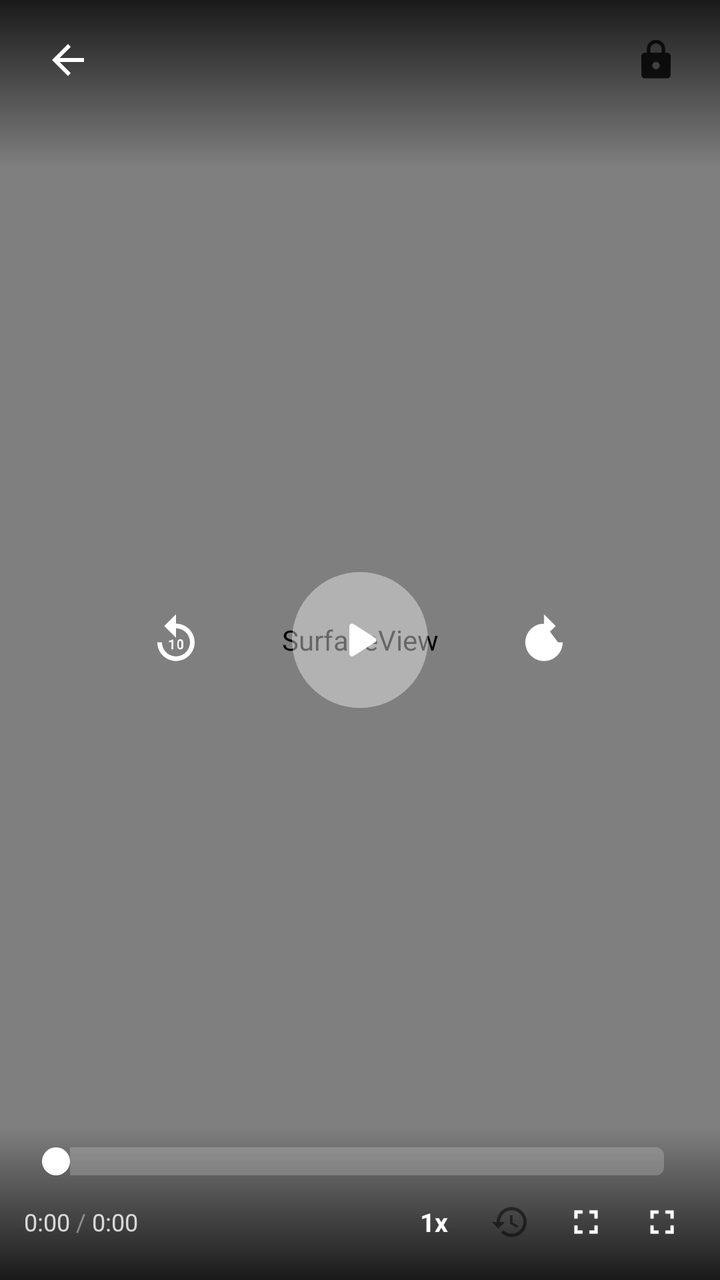
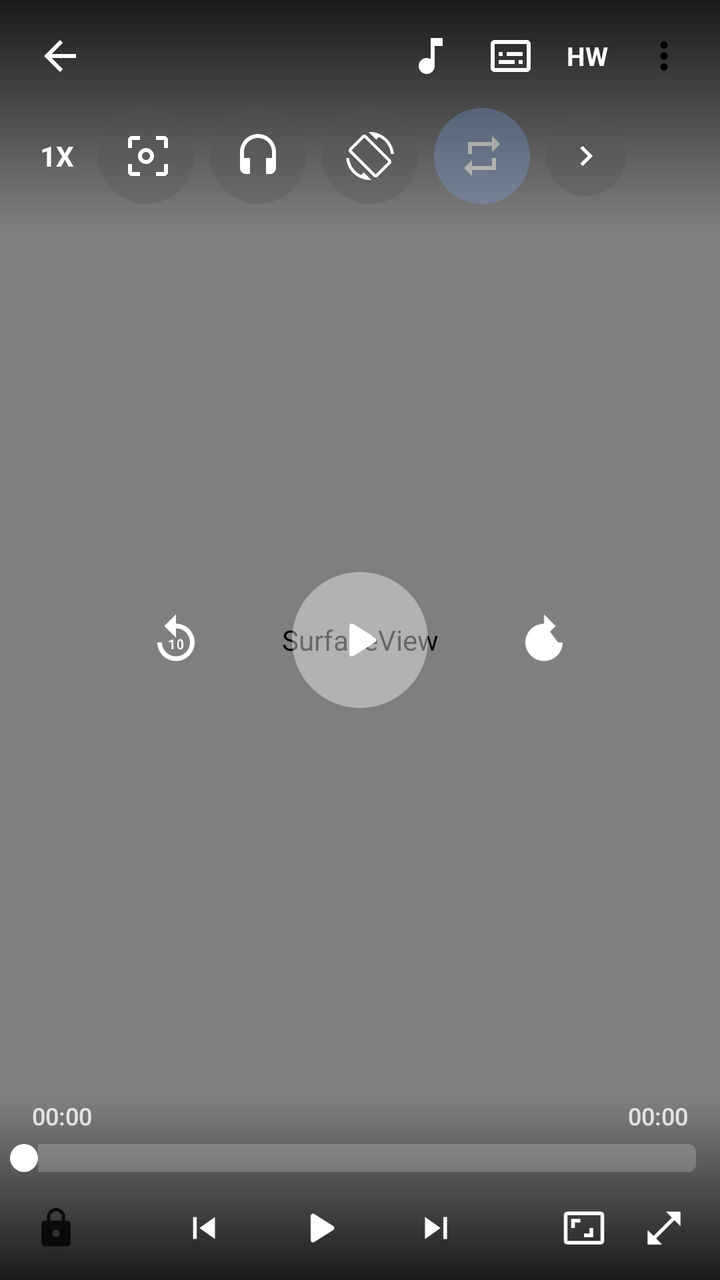

Two renders of the same Android screen: before a commit and after it. Below are the layout's source before the change and the commit's diff.
<!-- AndroidManifest.xml: activity theme Theme.YoloMedia.Player -->
<!-- res/layout/activity_video_player.xml -->
<?xml version="1.0" encoding="utf-8"?>
<FrameLayout xmlns:android="http://schemas.android.com/apk/res/android"
    android:id="@+id/player_root"
    android:layout_width="match_parent"
    android:layout_height="match_parent"
    android:background="#FF000000">

    
    <SurfaceView
        android:id="@+id/surface_view"
        android:layout_width="match_parent"
        android:layout_height="match_parent"
        android:layout_gravity="center" />

    
    <ImageView
        android:id="@+id/preview_frame"
        android:layout_width="match_parent"
        android:layout_height="match_parent"
        android:layout_gravity="center"
        android:scaleType="fitCenter"
        android:visibility="gone"
        android:contentDescription="Preview" />

    
    <TextView
        android:id="@+id/gesture_info"
        android:layout_width="wrap_content"
        android:layout_height="wrap_content"
        android:layout_gravity="center"
        android:background="@drawable/bg_gesture_pill"
        android:paddingHorizontal="28dp"
        android:paddingVertical="14dp"
        android:textColor="#FFFFFFFF"
        android:textSize="18sp"
        android:textStyle="bold"
        android:visibility="gone" />

    
    <ProgressBar
        android:id="@+id/buffering_indicator"
        android:layout_width="44dp"
        android:layout_height="44dp"
        android:layout_gravity="center"
        android:visibility="gone"
        android:indeterminate="true" />

    
    <FrameLayout
        android:id="@+id/controls_overlay"
        android:layout_width="match_parent"
        android:layout_height="match_parent">

        
        <LinearLayout
            android:id="@+id/top_controls"
            android:layout_width="match_parent"
            android:layout_height="wrap_content"
            android:layout_gravity="top"
            android:orientation="horizontal"
            android:gravity="center_vertical"
            android:paddingHorizontal="12dp"
            android:paddingTop="8dp"
            android:paddingBottom="32dp"
            android:background="@drawable/bg_player_top_gradient">

            <ImageView
                android:id="@+id/btn_back"
                android:layout_width="44dp"
                android:layout_height="44dp"
                android:padding="10dp"
                android:src="@drawable/ic_back"
                android:contentDescription="Back" />

            <TextView
                android:id="@+id/tv_video_title"
                android:layout_width="0dp"
                android:layout_height="wrap_content"
                android:layout_weight="1"
                android:layout_marginHorizontal="8dp"
                android:textColor="#FFFFFFFF"
                android:textSize="15sp"
                android:textStyle="bold"
                android:maxLines="1"
                android:ellipsize="end" />

            <ImageView
                android:id="@+id/btn_lock"
                android:layout_width="40dp"
                android:layout_height="40dp"
                android:padding="9dp"
                android:src="@drawable/ic_lock"
                android:alpha="0.8"
                android:contentDescription="Lock" />
        </LinearLayout>

        
        <LinearLayout
            android:id="@+id/center_controls"
            android:layout_width="wrap_content"
            android:layout_height="wrap_content"
            android:layout_gravity="center"
            android:orientation="horizontal"
            android:gravity="center_vertical">

            <FrameLayout
                android:id="@+id/btn_seek_back"
                android:layout_width="52dp"
                android:layout_height="52dp">

                <ImageView
                    android:layout_width="28dp"
                    android:layout_height="28dp"
                    android:layout_gravity="center"
                    android:src="@drawable/ic_seek_back"
                    android:contentDescription="Seek back" />
            </FrameLayout>

            <FrameLayout
                android:id="@+id/btn_play_pause"
                android:layout_width="68dp"
                android:layout_height="68dp"
                android:layout_marginHorizontal="32dp"
                android:background="@drawable/bg_play_button">

                <ImageView
                    android:id="@+id/iv_play_pause"
                    android:layout_width="32dp"
                    android:layout_height="32dp"
                    android:layout_gravity="center"
                    android:src="@drawable/ic_play"
                    android:contentDescription="Play/Pause" />
            </FrameLayout>

            <FrameLayout
                android:id="@+id/btn_seek_forward"
                android:layout_width="52dp"
                android:layout_height="52dp">

                <ImageView
                    android:layout_width="28dp"
                    android:layout_height="28dp"
                    android:layout_gravity="center"
                    android:src="@drawable/ic_seek_forward"
                    android:contentDescription="Seek forward" />
            </FrameLayout>
        </LinearLayout>

        
        <LinearLayout
            android:id="@+id/bottom_controls"
            android:layout_width="match_parent"
            android:layout_height="wrap_content"
            android:layout_gravity="bottom"
            android:orientation="vertical"
            android:background="@drawable/bg_player_controls"
            android:paddingHorizontal="12dp"
            android:paddingBottom="12dp">

            
            <SeekBar
                android:id="@+id/seek_bar"
                android:layout_width="match_parent"
                android:layout_height="wrap_content"
                android:max="1000"
                android:paddingVertical="10dp"
                android:progressDrawable="@drawable/bg_seek_progress"
                android:thumb="@drawable/bg_seek_thumb" />

            
            <LinearLayout
                android:layout_width="match_parent"
                android:layout_height="wrap_content"
                android:orientation="horizontal"
                android:gravity="center_vertical"
                android:layout_marginTop="-4dp">

                <TextView
                    android:id="@+id/tv_current_time"
                    android:layout_width="wrap_content"
                    android:layout_height="wrap_content"
                    android:text="0:00"
                    android:textColor="#CCFFFFFF"
                    android:textSize="12sp" />

                <TextView
                    android:layout_width="wrap_content"
                    android:layout_height="wrap_content"
                    android:text=" / "
                    android:textColor="#66FFFFFF"
                    android:textSize="12sp" />

                <TextView
                    android:id="@+id/tv_duration"
                    android:layout_width="wrap_content"
                    android:layout_height="wrap_content"
                    android:text="0:00"
                    android:textColor="#CCFFFFFF"
                    android:textSize="12sp" />

                <View
                    android:layout_width="0dp"
                    android:layout_height="0dp"
                    android:layout_weight="1" />

                <TextView
                    android:id="@+id/btn_speed"
                    android:layout_width="wrap_content"
                    android:layout_height="wrap_content"
                    android:text="1x"
                    android:textColor="#FFFFFFFF"
                    android:textSize="13sp"
                    android:textStyle="bold"
                    android:paddingHorizontal="10dp"
                    android:paddingVertical="5dp" />

                <ImageView
                    android:id="@+id/btn_loop"
                    android:layout_width="34dp"
                    android:layout_height="34dp"
                    android:padding="7dp"
                    android:layout_marginStart="4dp"
                    android:src="@drawable/ic_restore"
                    android:alpha="0.5"
                    android:contentDescription="Loop" />

                <ImageView
                    android:id="@+id/btn_aspect"
                    android:layout_width="34dp"
                    android:layout_height="34dp"
                    android:padding="7dp"
                    android:layout_marginStart="4dp"
                    android:src="@drawable/ic_fullscreen"
                    android:contentDescription="Aspect" />

                <ImageView
                    android:id="@+id/btn_rotate"
                    android:layout_width="34dp"
                    android:layout_height="34dp"
                    android:padding="7dp"
                    android:layout_marginStart="4dp"
                    android:src="@drawable/ic_fullscreen"
                    android:contentDescription="Rotate" />
            </LinearLayout>
        </LinearLayout>
    </FrameLayout>

</FrameLayout>
<!-- resources referenced by this layout -->
<resources>
  <!-- drawable ic_fullscreen (drawable) -->
  <?xml version="1.0" encoding="utf-8"?>
  <vector xmlns:android="http://schemas.android.com/apk/res/android"
      android:width="24dp"
      android:height="24dp"
      android:viewportWidth="24"
      android:viewportHeight="24"
      android:tint="#FFFFFFFF">
      <path
          android:fillColor="@android:color/white"
          android:pathData="M7,14H5v5h5v-2H7v-3zm-2,-4h2V7h3V5H5v5zm12,7h-3v2h5v-5h-2v3zM14,5v2h3v3h2V5h-5z" />
  </vector>
  <!-- drawable ic_restore (drawable) -->
  <?xml version="1.0" encoding="utf-8"?>
  <vector xmlns:android="http://schemas.android.com/apk/res/android"
      android:width="24dp"
      android:height="24dp"
      android:viewportWidth="24"
      android:viewportHeight="24">
      <path
          android:fillColor="#FF000000"
          android:pathData="M13,3c-4.97,0 -9,4.03 -9,9H1l3.89,3.89 0.07,0.14L9,12H6c0,-3.87 3.13,-7 7,-7s7,3.13 7,7 -3.13,7 -7,7c-1.93,0 -3.68,-0.79 -4.94,-2.06l-1.42,1.42C8.27,19.99 10.51,21 13,21c4.97,0 9,-4.03 9,-9s-4.03,-9 -9,-9zM12,8v5l4.28,2.54 0.72,-1.21 -3.5,-2.08V8H12z" />
  </vector>
  <!-- unchanged entries left out for length: 13 -->
</resources>

<!-- the commit's change to res/layout/activity_video_player.xml (unified diff, before → after) -->
@@ -57,41 +57,158 @@
             android:layout_width="match_parent"
             android:layout_height="wrap_content"
             android:layout_gravity="top"
-            android:orientation="horizontal"
-            android:gravity="center_vertical"
-            android:paddingHorizontal="12dp"
-            android:paddingTop="8dp"
-            android:paddingBottom="32dp"
+            android:orientation="vertical"
             android:background="@drawable/bg_player_top_gradient">
 
-            <ImageView
-                android:id="@+id/btn_back"
-                android:layout_width="44dp"
-                android:layout_height="44dp"
-                android:padding="10dp"
-                android:src="@drawable/ic_back"
-                android:contentDescription="Back" />
-
-            <TextView
-                android:id="@+id/tv_video_title"
-                android:layout_width="0dp"
-                android:layout_height="wrap_content"
-                android:layout_weight="1"
-                android:layout_marginHorizontal="8dp"
-                android:textColor="#FFFFFFFF"
-                android:textSize="15sp"
-                android:textStyle="bold"
-                android:maxLines="1"
-                android:ellipsize="end" />
-
-            <ImageView
-                android:id="@+id/btn_lock"
-                android:layout_width="40dp"
-                android:layout_height="40dp"
-                android:padding="9dp"
-                android:src="@drawable/ic_lock"
-                android:alpha="0.8"
-                android:contentDescription="Lock" />
+            
+            <LinearLayout
+                android:layout_width="match_parent"
+                android:layout_height="wrap_content"
+                android:orientation="horizontal"
+                android:gravity="center_vertical"
+                android:paddingHorizontal="8dp"
+                android:paddingTop="6dp">
+
+                <ImageView
+                    android:id="@+id/btn_back"
+                    android:layout_width="44dp"
+                    android:layout_height="44dp"
+                    android:padding="10dp"
+                    android:src="@drawable/ic_back"
+                    android:contentDescription="Back" />
+
+                <TextView
+                    android:id="@+id/tv_video_title"
+                    android:layout_width="0dp"
+                    android:layout_height="wrap_content"
+                    android:layout_weight="1"
+                    android:layout_marginHorizontal="4dp"
+                    android:textColor="#FFFFFFFF"
+                    android:textSize="15sp"
+                    android:textStyle="bold"
+                    android:maxLines="1"
+                    android:ellipsize="end" />
+
+                <ImageView
+                    android:id="@+id/btn_audio_track"
+                    android:layout_width="40dp"
+                    android:layout_height="40dp"
+                    android:padding="8dp"
+                    android:src="@drawable/ic_audio_track"
+                    android:contentDescription="Audio track" />
+
+                <ImageView
+                    android:id="@+id/btn_subtitle"
+                    android:layout_width="40dp"
+                    android:layout_height="40dp"
+                    android:padding="8dp"
+                    android:src="@drawable/ic_subtitle"
+                    android:contentDescription="Subtitles" />
+
+                <TextView
+                    android:id="@+id/btn_hw_decoder"
+                    android:layout_width="wrap_content"
+                    android:layout_height="wrap_content"
+                    android:text="HW"
+                    android:textColor="#FFFFFFFF"
+                    android:textSize="13sp"
+                    android:textStyle="bold"
+                    android:paddingHorizontal="8dp"
+                    android:paddingVertical="6dp" />
+
+                <ImageView
+                    android:id="@+id/btn_more"
+                    android:layout_width="40dp"
+                    android:layout_height="40dp"
+                    android:padding="9dp"
+                    android:src="@drawable/ic_more_vert"
+                    android:contentDescription="More" />
+            </LinearLayout>
+
+            
+            <HorizontalScrollView
+                android:layout_width="match_parent"
+                android:layout_height="wrap_content"
+                android:scrollbars="none"
+                android:paddingHorizontal="8dp"
+                android:paddingTop="4dp"
+                android:paddingBottom="12dp">
+
+                <LinearLayout
+                    android:id="@+id/feature_buttons_row"
+                    android:layout_width="wrap_content"
+                    android:layout_height="wrap_content"
+                    android:orientation="horizontal"
+                    android:gravity="center_vertical">
+
+                    
+                    <TextView
+                        android:id="@+id/btn_speed"
+                        android:layout_width="wrap_content"
+                        android:layout_height="wrap_content"
+                        android:text="1X"
+                        android:textColor="#FFFFFFFF"
+                        android:textSize="14sp"
+                        android:textStyle="bold"
+                        android:paddingHorizontal="12dp"
+                        android:paddingVertical="6dp" />
+
+                    
+                    <ImageView
+                        android:id="@+id/btn_screenshot"
+                        android:layout_width="48dp"
+                        android:layout_height="48dp"
+                        android:padding="12dp"
+                        android:src="@drawable/ic_screenshot"
+                        android:background="@drawable/bg_feature_button"
+                        android:contentDescription="Screenshot" />
+
+                    
+                    <ImageView
+                        android:id="@+id/btn_audio_boost"
+                        android:layout_width="48dp"
+                        android:layout_height="48dp"
+                        android:layout_marginStart="8dp"
+                        android:padding="12dp"
+                        android:src="@drawable/ic_headphones"
+                        android:background="@drawable/bg_feature_button"
+                        android:contentDescription="Audio boost" />
+
+                    
+                    <ImageView
+                        android:id="@+id/btn_rotate"
+                        android:layout_width="48dp"
+                        android:layout_height="48dp"
+                        android:layout_marginStart="8dp"
+                        android:padding="12dp"
+                        android:src="@drawable/ic_screen_rotation"
+                        android:background="@drawable/bg_feature_button"
+                        android:contentDescription="Rotate" />
+
+                    
+                    <ImageView
+                        android:id="@+id/btn_loop"
+                        android:layout_width="48dp"
+                        android:layout_height="48dp"
+                        android:layout_marginStart="8dp"
+                        android:padding="12dp"
+                        android:src="@drawable/ic_loop"
+                        android:background="@drawable/bg_feature_button_active"
+                        android:alpha="0.5"
+                        android:contentDescription="Loop" />
+
+                    
+                    <ImageView
+                        android:id="@+id/btn_more_features"
+                        android:layout_width="40dp"
+                        android:layout_height="40dp"
+                        android:layout_marginStart="8dp"
+                        android:padding="10dp"
+                        android:src="@drawable/ic_chevron_right"
+                        android:background="@drawable/bg_feature_button"
+                        android:contentDescription="More features" />
+                </LinearLayout>
+            </HorizontalScrollView>
         </LinearLayout>
 
         
@@ -154,18 +271,8 @@
             android:layout_gravity="bottom"
             android:orientation="vertical"
             android:background="@drawable/bg_player_controls"
-            android:paddingHorizontal="12dp"
-            android:paddingBottom="12dp">
-
-            
-            <SeekBar
-                android:id="@+id/seek_bar"
-                android:layout_width="match_parent"
-                android:layout_height="wrap_content"
-                android:max="1000"
-                android:paddingVertical="10dp"
-                android:progressDrawable="@drawable/bg_seek_progress"
-                android:thumb="@drawable/bg_seek_thumb" />
+            android:paddingHorizontal="4dp"
+            android:paddingBottom="4dp">
 
             
             <LinearLayout
@@ -173,30 +280,16 @@
                 android:layout_height="wrap_content"
                 android:orientation="horizontal"
                 android:gravity="center_vertical"
-                android:layout_marginTop="-4dp">
+                android:paddingHorizontal="12dp">
 
                 <TextView
                     android:id="@+id/tv_current_time"
                     android:layout_width="wrap_content"
                     android:layout_height="wrap_content"
-                    android:text="0:00"
+                    android:text="00:00"
                     android:textColor="#CCFFFFFF"
-                    android:textSize="12sp" />
-
-                <TextView
-                    android:layout_width="wrap_content"
-                    android:layout_height="wrap_content"
-                    android:text=" / "
-                    android:textColor="#66FFFFFF"
-                    android:textSize="12sp" />
-
-                <TextView
-                    android:id="@+id/tv_duration"
-                    android:layout_width="wrap_content"
-                    android:layout_height="wrap_content"
-                    android:text="0:00"
-                    android:textColor="#CCFFFFFF"
-                    android:textSize="12sp" />
+                    android:textSize="12sp"
+                    android:fontFamily="sans-serif-medium" />
 
                 <View
                     android:layout_width="0dp"
@@ -204,43 +297,96 @@
                     android:layout_weight="1" />
 
                 <TextView
-                    android:id="@+id/btn_speed"
+                    android:id="@+id/tv_duration"
                     android:layout_width="wrap_content"
                     android:layout_height="wrap_content"
-                    android:text="1x"
-                    android:textColor="#FFFFFFFF"
-                    android:textSize="13sp"
-                    android:textStyle="bold"
-                    android:paddingHorizontal="10dp"
-                    android:paddingVertical="5dp" />
-
-                <ImageView
-                    android:id="@+id/btn_loop"
-                    android:layout_width="34dp"
-                    android:layout_height="34dp"
-                    android:padding="7dp"
-                    android:layout_marginStart="4dp"
-                    android:src="@drawable/ic_restore"
-                    android:alpha="0.5"
-                    android:contentDescription="Loop" />
-
+                    android:text="00:00"
+                    android:textColor="#CCFFFFFF"
+                    android:textSize="12sp"
+                    android:fontFamily="sans-serif-medium" />
+            </LinearLayout>
+
+            
+            <SeekBar
+                android:id="@+id/seek_bar"
+                android:layout_width="match_parent"
+                android:layout_height="wrap_content"
+                android:max="1000"
+                android:paddingVertical="6dp"
+                android:paddingHorizontal="8dp"
+                android:progressDrawable="@drawable/bg_seek_progress"
+                android:thumb="@drawable/bg_seek_thumb" />
+
+            
+            <LinearLayout
+                android:layout_width="match_parent"
+                android:layout_height="wrap_content"
+                android:orientation="horizontal"
+                android:gravity="center_vertical"
+                android:paddingHorizontal="4dp">
+
+                
+                <ImageView
+                    android:id="@+id/btn_lock"
+                    android:layout_width="40dp"
+                    android:layout_height="40dp"
+                    android:padding="9dp"
+                    android:src="@drawable/ic_lock"
+                    android:alpha="0.8"
+                    android:contentDescription="Lock" />
+
+                <View
+                    android:layout_width="0dp"
+                    android:layout_height="0dp"
+                    android:layout_weight="1" />
+
+                
+                <ImageView
+                    android:id="@+id/btn_prev"
+                    android:layout_width="40dp"
+                    android:layout_height="40dp"
+                    android:padding="9dp"
+                    android:src="@drawable/ic_skip_prev"
+                    android:contentDescription="Previous" />
+
+                <ImageView
+                    android:id="@+id/btn_bottom_play"
+                    android:layout_width="44dp"
+                    android:layout_height="44dp"
+                    android:padding="8dp"
+                    android:layout_marginHorizontal="16dp"
+                    android:src="@drawable/ic_play"
+                    android:contentDescription="Play" />
+
+                <ImageView
+                    android:id="@+id/btn_next"
+                    android:layout_width="40dp"
+                    android:layout_height="40dp"
+                    android:padding="9dp"
+                    android:src="@drawable/ic_skip_next"
+                    android:contentDescription="Next" />
+
+                <View
+                    android:layout_width="0dp"
+                    android:layout_height="0dp"
+                    android:layout_weight="1" />
+
+                
                 <ImageView
                     android:id="@+id/btn_aspect"
-                    android:layout_width="34dp"
-                    android:layout_height="34dp"
-                    android:padding="7dp"
-                    android:layout_marginStart="4dp"
-                    android:src="@drawable/ic_fullscreen"
+                    android:layout_width="40dp"
+                    android:layout_height="40dp"
+                    android:padding="9dp"
+                    android:src="@drawable/ic_aspect_ratio"
                     android:contentDescription="Aspect" />
 
                 <ImageView
-                    android:id="@+id/btn_rotate"
-                    android:layout_width="34dp"
-                    android:layout_height="34dp"
-                    android:padding="7dp"
-                    android:layout_marginStart="4dp"
-                    android:src="@drawable/ic_fullscreen"
-                    android:contentDescription="Rotate" />
+                    android:id="@+id/btn_fullscreen"
+                    android:layout_width="40dp"
+                    android:layout_height="40dp"
+                    android:padding="9dp"
+                    android:src="@drawable/ic_crop_fit"
+                    android:contentDescription="Fit screen" />
             </LinearLayout>
         </LinearLayout>
     </FrameLayout>
<!-- resource entries referenced after the edit -->
@@ -1,18 +1,84 @@
 <!-- resources referenced by this layout -->
 <resources>
-  <!-- drawable ic_fullscreen (drawable) -->
+  <!-- drawable bg_feature_button (drawable) -->
+  <?xml version="1.0" encoding="utf-8"?>
+  <shape xmlns:android="http://schemas.android.com/apk/res/android"
+      android:shape="oval">
+      <solid android:color="#55555555" />
+  </shape>
+  <!-- drawable bg_feature_button_active (drawable) -->
+  <?xml version="1.0" encoding="utf-8"?>
+  <shape xmlns:android="http://schemas.android.com/apk/res/android"
+      android:shape="oval">
+      <solid android:color="#887CACF8" />
+  </shape>
+  <!-- drawable ic_aspect_ratio (drawable) -->
   <?xml version="1.0" encoding="utf-8"?>
   <vector xmlns:android="http://schemas.android.com/apk/res/android"
       android:width="24dp"
       android:height="24dp"
       android:viewportWidth="24"
-      android:viewportHeight="24"
-      android:tint="#FFFFFFFF">
+      android:viewportHeight="24">
       <path
-          android:fillColor="@android:color/white"
-          android:pathData="M7,14H5v5h5v-2H7v-3zm-2,-4h2V7h3V5H5v5zm12,7h-3v2h5v-5h-2v3zM14,5v2h3v3h2V5h-5z" />
+          android:fillColor="#FFFFFFFF"
+          android:pathData="M17,12h-2v3h-3v2h5v-5zM7,9h3V7H5v5h2V9zM21,3H3c-1.1,0 -2,0.9 -2,2v14c0,1.1 0.9,2 2,2h18c1.1,0 2,-0.9 2,-2V5c0,-1.1 -0.9,-2 -2,-2zM21,19H3V5h18v14z" />
   </vector>
-  <!-- drawable ic_restore (drawable) -->
+  <!-- drawable ic_audio_track (drawable) -->
+  <?xml version="1.0" encoding="utf-8"?>
+  <vector xmlns:android="http://schemas.android.com/apk/res/android"
+      android:width="24dp"
+      android:height="24dp"
+      android:viewportWidth="24"
+      android:viewportHeight="24">
+      <path
+          android:fillColor="#FFFFFFFF"
+          android:pathData="M12,3v10.55c-0.59,-0.34 -1.27,-0.55 -2,-0.55C7.79,13 6,14.79 6,17s1.79,4 4,4 4,-1.79 4,-4V7h4V3h-6z" />
+  </vector>
+  <!-- drawable ic_chevron_right (drawable) -->
+  <?xml version="1.0" encoding="utf-8"?>
+  <vector xmlns:android="http://schemas.android.com/apk/res/android"
+      android:width="24dp"
+      android:height="24dp"
+      android:viewportWidth="24"
+      android:viewportHeight="24">
+      <path
+          android:fillColor="#FFFFFFFF"
+          android:pathData="M10,6L8.59,7.41 13.17,12l-4.58,4.59L10,18l6,-6z" />
+  </vector>
+  <!-- drawable ic_crop_fit (drawable) -->
+  <?xml version="1.0" encoding="utf-8"?>
+  <vector xmlns:android="http://schemas.android.com/apk/res/android"
+      android:width="24dp"
+      android:height="24dp"
+      android:viewportWidth="24"
+      android:viewportHeight="24">
+      <path
+          android:fillColor="#FFFFFFFF"
+          android:pathData="M21,11V3h-8l3.29,3.29 -10,10L3,13v8h8l-3.29,-3.29 10,-10z" />
+  </vector>
+  <!-- drawable ic_headphones (drawable) -->
+  <?xml version="1.0" encoding="utf-8"?>
+  <vector xmlns:android="http://schemas.android.com/apk/res/android"
+      android:width="24dp"
+      android:height="24dp"
+      android:viewportWidth="24"
+      android:viewportHeight="24">
+      <path
+          android:fillColor="#FFFFFFFF"
+          android:pathData="M12,1C7.03,1 3,5.03 3,10v8c0,1.66 1.34,3 3,3h2v-8H5v-3c0,-3.87 3.13,-7 7,-7s7,3.13 7,7v3h-3v8h2c1.66,0 3,-1.34 3,-3v-8c0,-4.97 -4.03,-9 -9,-9z" />
+  </vector>
+  <!-- drawable ic_loop (drawable) -->
+  <?xml version="1.0" encoding="utf-8"?>
+  <vector xmlns:android="http://schemas.android.com/apk/res/android"
+      android:width="24dp"
+      android:height="24dp"
+      android:viewportWidth="24"
+      android:viewportHeight="24">
+      <path
+          android:fillColor="#FFFFFFFF"
+          android:pathData="M7,7h10v3l4,-4 -4,-4v3H5v6h2V7zM17,17H7v-3l-4,4 4,4v-3h12v-6h-2V17z" />
+  </vector>
+  <!-- drawable ic_more_vert (drawable) -->
   <?xml version="1.0" encoding="utf-8"?>
   <vector xmlns:android="http://schemas.android.com/apk/res/android"
       android:width="24dp"
@@ -21,7 +87,62 @@
       android:viewportHeight="24">
       <path
           android:fillColor="#FF000000"
-          android:pathData="M13,3c-4.97,0 -9,4.03 -9,9H1l3.89,3.89 0.07,0.14L9,12H6c0,-3.87 3.13,-7 7,-7s7,3.13 7,7 -3.13,7 -7,7c-1.93,0 -3.68,-0.79 -4.94,-2.06l-1.42,1.42C8.27,19.99 10.51,21 13,21c4.97,0 9,-4.03 9,-9s-4.03,-9 -9,-9zM12,8v5l4.28,2.54 0.72,-1.21 -3.5,-2.08V8H12z" />
+          android:pathData="M12,8c1.1,0 2,-0.9 2,-2s-0.9,-2 -2,-2 -2,0.9 -2,2 0.9,2 2,2zM12,10c-1.1,0 -2,0.9 -2,2s0.9,2 2,2 2,-0.9 2,-2 -0.9,-2 -2,-2zM12,16c-1.1,0 -2,0.9 -2,2s0.9,2 2,2 2,-0.9 2,-2 -0.9,-2 -2,-2z" />
+  </vector>
+  <!-- drawable ic_screen_rotation (drawable) -->
+  <?xml version="1.0" encoding="utf-8"?>
+  <vector xmlns:android="http://schemas.android.com/apk/res/android"
+      android:width="24dp"
+      android:height="24dp"
+      android:viewportWidth="24"
+      android:viewportHeight="24">
+      <path
+          android:fillColor="#FFFFFFFF"
+          android:pathData="M16.48,2.52c3.27,1.55 5.61,4.72 5.97,8.48h1.5C23.44,4.84 18.29,0 12,0l-0.66,0.03 3.81,3.81 1.33,-1.32zM10.23,1.75c-0.59,-0.59 -1.54,-0.59 -2.12,0L1.75,8.11c-0.59,0.59 -0.59,1.54 0,2.12l12.02,12.02c0.59,0.59 1.54,0.59 2.12,0l6.36,-6.36c0.59,-0.59 0.59,-1.54 0,-2.12L10.23,1.75zM14.83,21.19L2.81,9.17l6.36,-6.36 12.02,12.02 -6.36,6.36zM7.52,21.48C4.25,19.94 1.91,16.76 1.55,13H0.05C0.56,19.16 5.71,24 12,24l0.66,-0.03 -3.81,-3.81 -1.33,1.32z" />
+  </vector>
+  <!-- drawable ic_screenshot (drawable) -->
+  <?xml version="1.0" encoding="utf-8"?>
+  <vector xmlns:android="http://schemas.android.com/apk/res/android"
+      android:width="24dp"
+      android:height="24dp"
+      android:viewportWidth="24"
+      android:viewportHeight="24">
+      <path
+          android:fillColor="#FFFFFFFF"
+          android:pathData="M3,4v4h2V4h4V2H5C3.89,2 3,2.89 3,4zM3,16v4c0,1.11 0.89,2 2,2h4v-2H5v-4H3zM17,2v2h4v4h2V4c0,-1.11 -0.89,-2 -2,-2H17zM19,20h-2v2h4c1.11,0 2,-0.89 2,-2v-4h-2V20zM12,8c-2.21,0 -4,1.79 -4,4s1.79,4 4,4 4,-1.79 4,-4 -1.79,-4 -4,-4zM12,14c-1.1,0 -2,-0.9 -2,-2s0.9,-2 2,-2 2,0.9 2,2 -0.9,2 -2,2z" />
+  </vector>
+  <!-- drawable ic_skip_next (drawable) -->
+  <?xml version="1.0" encoding="utf-8"?>
+  <vector xmlns:android="http://schemas.android.com/apk/res/android"
+      android:width="24dp"
+      android:height="24dp"
+      android:viewportWidth="24"
+      android:viewportHeight="24">
+      <path
+          android:fillColor="#FFFFFFFF"
+          android:pathData="M6,18l8.5,-6L6,6V18zM16,6v12h2V6H16z" />
+  </vector>
+  <!-- drawable ic_skip_prev (drawable) -->
+  <?xml version="1.0" encoding="utf-8"?>
+  <vector xmlns:android="http://schemas.android.com/apk/res/android"
+      android:width="24dp"
+      android:height="24dp"
+      android:viewportWidth="24"
+      android:viewportHeight="24">
+      <path
+          android:fillColor="#FFFFFFFF"
+          android:pathData="M6,6h2v12H6V6zM9.5,12l8.5,6V6L9.5,12z" />
+  </vector>
+  <!-- drawable ic_subtitle (drawable) -->
+  <?xml version="1.0" encoding="utf-8"?>
+  <vector xmlns:android="http://schemas.android.com/apk/res/android"
+      android:width="24dp"
+      android:height="24dp"
+      android:viewportWidth="24"
+      android:viewportHeight="24">
+      <path
+          android:fillColor="#FFFFFFFF"
+          android:pathData="M20,4H4C2.9,4 2,4.9 2,6v12c0,1.1 0.9,2 2,2h16c1.1,0 2,-0.9 2,-2V6C22,4.9 21.1,4 20,4zM4,18V6h16v12H4zM6,10h2v2H6V10zM6,14h8v2H6V14zM16,14h2v2h-2V14zM10,10h8v2h-8V10z" />
   </vector>
   <!-- unchanged entries left out for length: 13 -->
 </resources>
